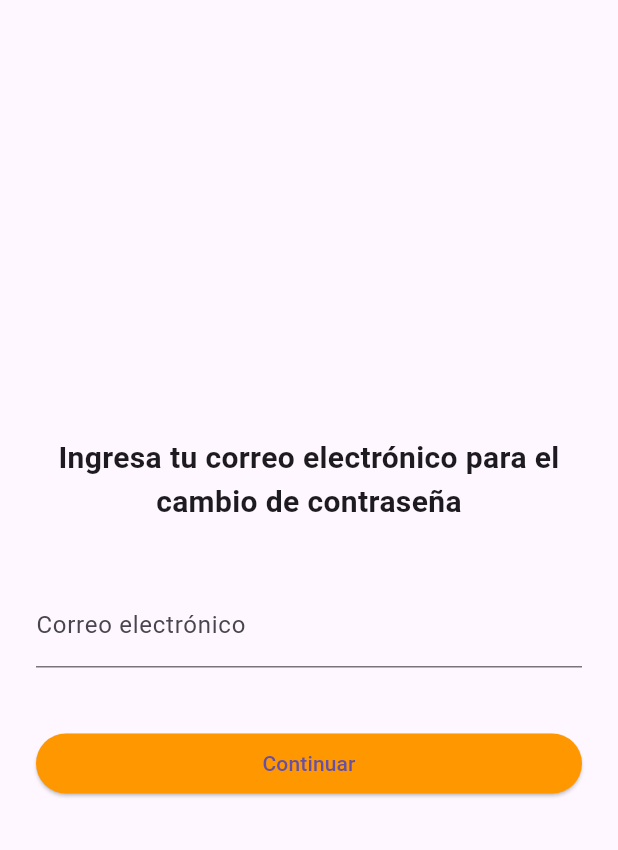
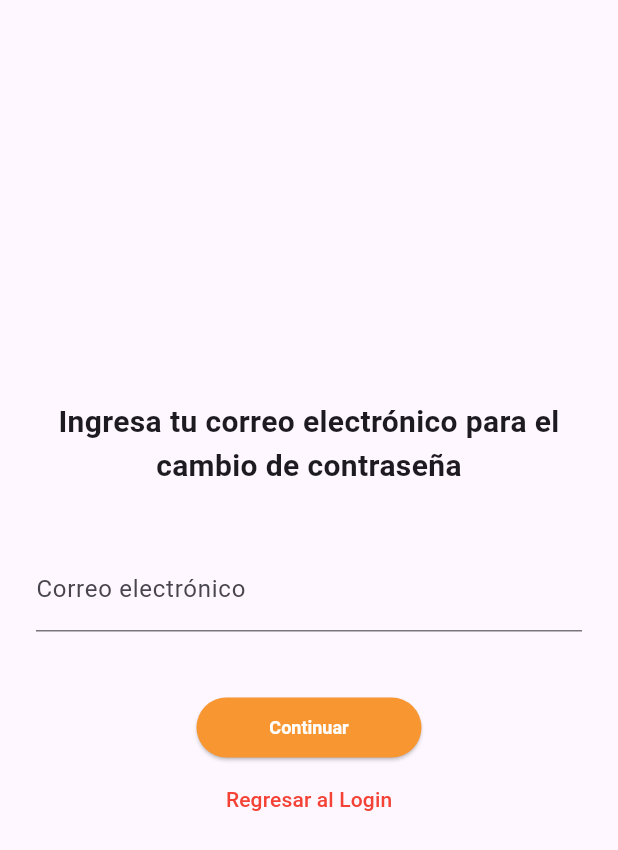
Before and after one commit to SPRINT-NINJA/SARTI_MOBILE, a Flutter app: the ValidateEmailView screen opened directly, on a phone screen of 412 x 824 dp. Shown: the top 850 px of the screen. Run offline on Flutter 3.47's test engine with Material 3 defaults, Android fonts, the phone set to English and light mode, and no system bars.

```diff
--- /dev/null
+++ b/lib/utils/colors.dart
@@ -0,0 +1,7 @@
+import 'package:flutter/material.dart';
+
+// Clase en donde se agregaran los colores que se necesitaran
+class AppColors {
+  static const Color primaryColor = Color.fromRGBO(248, 151, 50, 1);
+  static const Color sencudaryColor = Color.fromRGBO(227, 91, 93, 1);
+}
--- a/lib/views/email_login_screen.dart
+++ b/lib/views/auth/email_login_screen.dart
@@ -1,5 +1,6 @@
 import 'package:flutter/material.dart';
 import 'password_login_screen.dart';
+import 'package:sarti_mobile/utils/colors.dart';
 
 class EmailLoginScreen extends StatelessWidget {
   final TextEditingController emailController = TextEditingController();
@@ -36,7 +37,9 @@ class EmailLoginScreen extends StatelessWidget {
                 width: 120,
                 child: ElevatedButton(
                   style: ElevatedButton.styleFrom(
-                    backgroundColor: Colors.orange[300],
+                    foregroundColor: Colors.white,
+                    backgroundColor: AppColors.primaryColor,
+                    textStyle: TextStyle(fontSize: 12, fontWeight: FontWeight.bold),
                     padding: EdgeInsets.symmetric(vertical: 15),
                   ),
                   onPressed: () {
--- /dev/null
+++ b/lib/views/auth/validate_email_view.dart
@@ -0,0 +1,85 @@
+import 'package:flutter/material.dart';
+import 'package:sarti_mobile/views/auth/login_screen.dart';
+import 'package:sarti_mobile/views/auth/recovery_password_view.dart';
+import 'package:sarti_mobile/utils/colors.dart';
+
+class ValidateEmailView extends StatelessWidget {
+  final TextEditingController emailController = TextEditingController();
+
+  @override
+  Widget build(BuildContext context) {
+    return Scaffold(
+      body: Padding(
+        padding: const EdgeInsets.symmetric(horizontal: 24.0),
+        child: Column(
+          mainAxisAlignment: MainAxisAlignment.center,
+          crossAxisAlignment: CrossAxisAlignment.stretch,
+          children: [
+            Text(
+              'Ingresa tu correo electrónico para el cambio de contraseña',
+              style: TextStyle(
+                fontSize: 20.0,
+                fontWeight: FontWeight.bold,
+              ),
+              textAlign: TextAlign.center,
+            ),
+            SizedBox(height: 40.0),
+            TextField(
+              controller: emailController,
+              decoration: InputDecoration(
+                labelText: 'Correo electrónico',
+                border: UnderlineInputBorder(),
+              ),
+              keyboardType: TextInputType.emailAddress,
+            ),
+            SizedBox(height: 40.0),
+            Align(
+              alignment: Alignment.center,
+              child: SizedBox(
+                width: 150,
+                child: ElevatedButton(
+                  onPressed: () {
+                    // Navegar a la vista de recuperación de contraseña
+                    if (emailController.text.isNotEmpty) {
+                      Navigator.push(
+                        context,
+                        MaterialPageRoute(
+                          builder: (context) => RecoveryPasswordView(),
+                        ),
+                      );
+                      } else {
+                      ScaffoldMessenger.of(context).showSnackBar(
+                        SnackBar(
+                          content:
+                              Text("El correo electrónico es obligatorio."),
+                        ),
+                      );
+                    }
+                  },
+                  child: Text('Continuar'),
+                  style: ElevatedButton.styleFrom(
+                    foregroundColor: Colors.white,
+                    backgroundColor: AppColors.primaryColor,
+                    textStyle: TextStyle(fontSize: 12, fontWeight: FontWeight.bold),
+                  ),
+                ),
+              ),
+            ),
+            TextButton(
+              onPressed: () {
+                Navigator.push(
+                  context,
+                  MaterialPageRoute(builder: (context) => LoginScreen()),
+                );
+              },
+              child: Text(
+                'Regresar al Login',
+                style: TextStyle(color: Colors.red),
+              ),
+            ),
+          ],
+        ),
+      ),
+    );
+  }
+}
--- a/lib/views/validate_email_view.dart
+++ /dev/null
@@ -1,49 +0,0 @@
-import 'package:flutter/material.dart';
-import 'package:sarti_mobile/views/recovery_password_view.dart';
-
-class ValidateEmailView extends StatelessWidget {
-  @override
-  Widget build(BuildContext context) {
-    return Scaffold(
-      body: Padding(
-        padding: const EdgeInsets.symmetric(horizontal: 24.0),
-        child: Column(
-          mainAxisAlignment: MainAxisAlignment.center,
-          crossAxisAlignment: CrossAxisAlignment.stretch,
-          children: [
-            Text(
-              'Ingresa tu correo electrónico para el cambio de contraseña',
-              style: TextStyle(
-                fontSize: 20.0,
-                fontWeight: FontWeight.bold,
-              ),
-              textAlign: TextAlign.center,
-            ),
-            SizedBox(height: 40.0),
-            TextField(
-              decoration: InputDecoration(
-                labelText: 'Correo electrónico',
-                border: UnderlineInputBorder(),
-              ),
-              keyboardType: TextInputType.emailAddress,
-            ),
-            SizedBox(height: 40.0),
-            ElevatedButton(
-              onPressed: () {
-                // Navegar a la vista de recuperación de contraseña
-                Navigator.push(
-                  context,
-                  MaterialPageRoute(builder: (context) => RecoveryPasswordView()),
-                );
-              },
-              child: Text('Continuar'),
-              style: ElevatedButton.styleFrom(
-                backgroundColor: Colors.orange,
-              ),
-            ),
-          ],
-        ),
-      ),
-    );
-  }
-}
--- a/lib/widgets/widget.dart
+++ /dev/null
@@ -1 +0,0 @@
-//Holi
--- a/pubspec.yaml
+++ b/pubspec.yaml
@@ -65,8 +65,8 @@ flutter:
 
   # To add assets to your application, add an assets section, like this:
   assets:
-    - assets/logo/ICON_SARTI.png
-  #   - images/a_dot_ham.jpeg
+    - assets/logo/ICON-SARTI.png
+    - assets/delivery/peding_delivery.png
 
   # An image asset can refer to one or more resolution-specific "variants", see
   # https://flutter.dev/to/resolution-aware-images
```
Also changed, not shown: lib/main.dart (+5 -6 lines), lib/views/auth/login_screen.dart (renamed from lib/views/login_screen.dart, +5 -2 lines), lib/views/auth/password_login_screen.dart (renamed from lib/views/password_login_screen.dart, +18 -1 lines), lib/views/auth/recovery_password_view.dart (renamed from lib/views/recovery_password_view.dart, +17 -7 lines), lib/views/delivery/delivery_orders_list.dart (added, +147 -0 lines), lib/widgets/accept_order_modal.dart (added, +78 -0 lines), assets/delivery/peding_delivery.png (added), assets/logo/ICON-SARTI.png (added).
